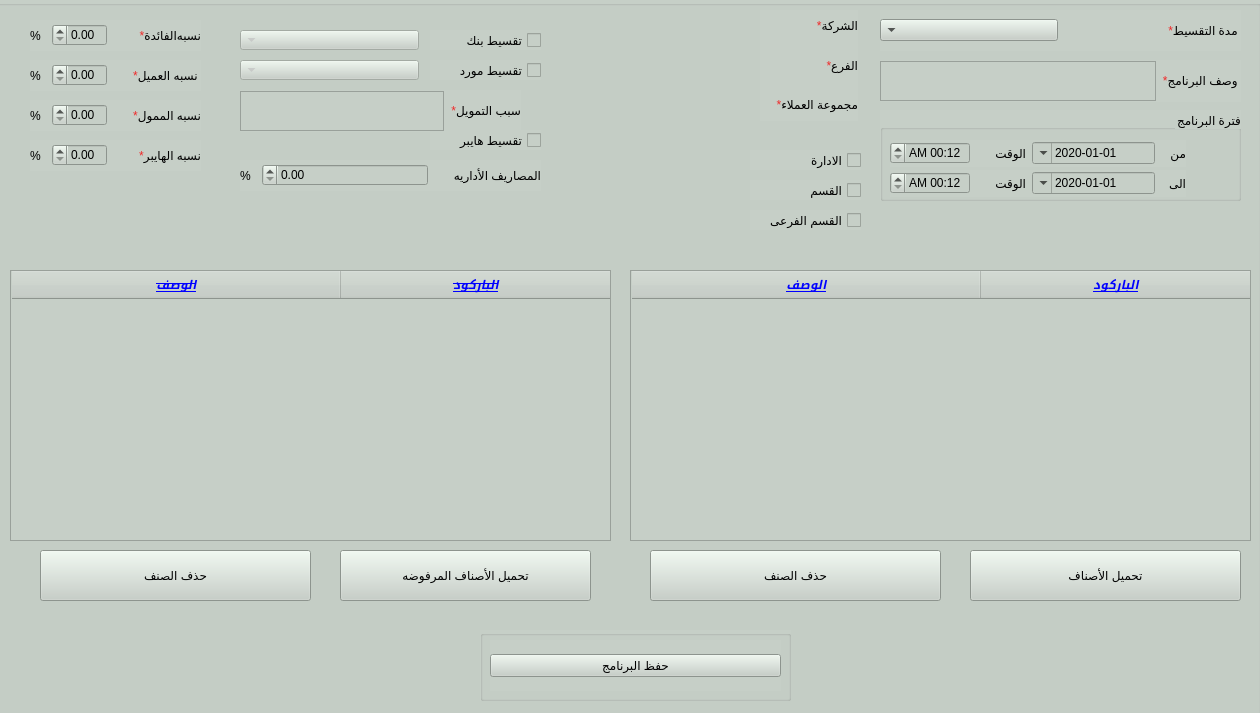
The window that presentation/installment_ui/Installment_create.ui (shymaa123456/HyperPOS2020) describes before a commit, drawn with Qt 5.
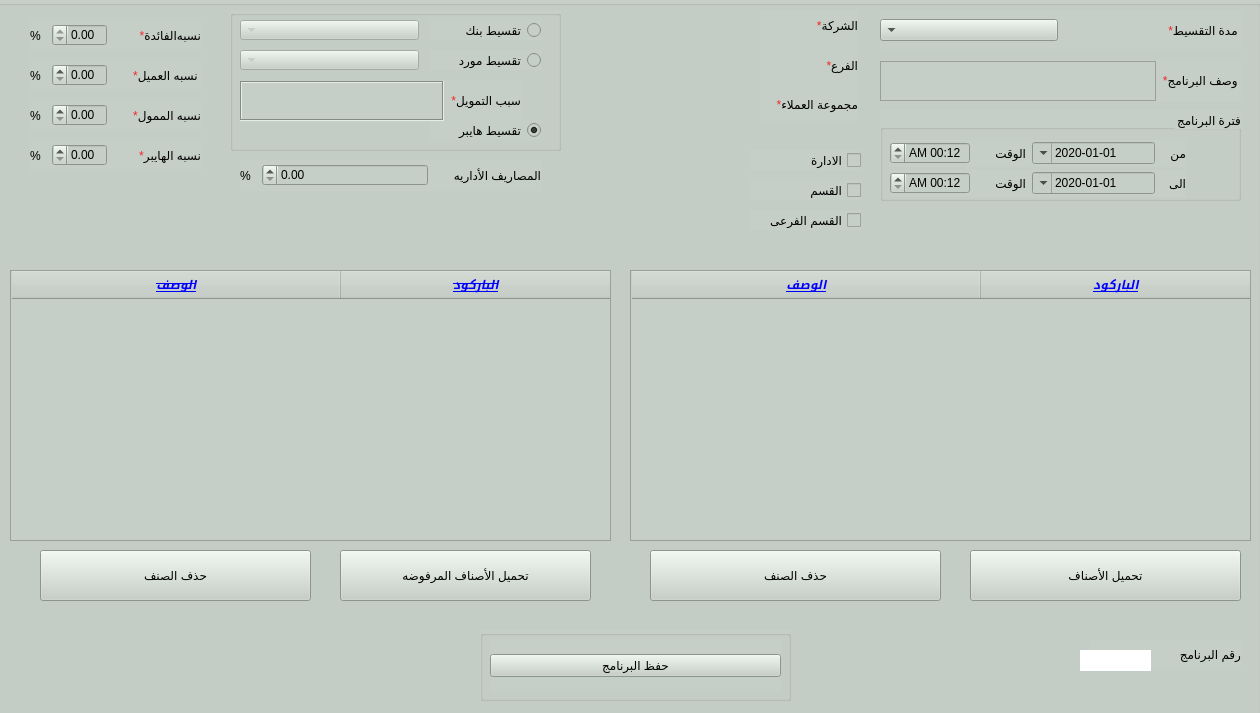
The same window after the commit.

Commit message: Adding validation for save installment program

The edit to the form file:
```diff
--- a/presentation/installment_ui/Installment_create.ui
+++ b/presentation/installment_ui/Installment_create.ui
@@ -554,6 +554,9 @@
      </item>
      <item>
       <widget class="QDoubleSpinBox" name="QDubleSpiner_interestRate">
+       <property name="enabled">
+        <bool>true</bool>
+       </property>
        <property name="maximumSize">
         <size>
          <width>55</width>
@@ -566,6 +569,9 @@
        <property name="styleSheet">
         <string notr="true"/>
        </property>
+       <property name="readOnly">
+        <bool>true</bool>
+       </property>
        <property name="minimum">
         <double>0.000000000000000</double>
        </property>
@@ -1011,139 +1017,6 @@
      <string>حذف الصنف</string>
     </property>
    </widget>
-   <widget class="QCheckBox" name="checkBox_bank">
-    <property name="geometry">
-     <rect>
-      <x>540</x>
-      <y>30</y>
-      <width>111</width>
-      <height>20</height>
-     </rect>
-    </property>
-    <property name="layoutDirection">
-     <enum>Qt::RightToLeft</enum>
-    </property>
-    <property name="text">
-     <string>تقسيط بنك</string>
-    </property>
-   </widget>
-   <widget class="QCheckBox" name="checkBox_hyperone">
-    <property name="geometry">
-     <rect>
-      <x>540</x>
-      <y>130</y>
-      <width>111</width>
-      <height>20</height>
-     </rect>
-    </property>
-    <property name="layoutDirection">
-     <enum>Qt::RightToLeft</enum>
-    </property>
-    <property name="text">
-     <string>تقسيط هايبر</string>
-    </property>
-   </widget>
-   <widget class="QCheckBox" name="checkBox_vendor">
-    <property name="geometry">
-     <rect>
-      <x>540</x>
-      <y>60</y>
-      <width>111</width>
-      <height>20</height>
-     </rect>
-    </property>
-    <property name="layoutDirection">
-     <enum>Qt::RightToLeft</enum>
-    </property>
-    <property name="text">
-     <string>تقسيط مورد</string>
-    </property>
-   </widget>
-   <widget class="QComboBox" name="Qcombo_bank">
-    <property name="enabled">
-     <bool>false</bool>
-    </property>
-    <property name="geometry">
-     <rect>
-      <x>350</x>
-      <y>30</y>
-      <width>179</width>
-      <height>20</height>
-     </rect>
-    </property>
-    <property name="layoutDirection">
-     <enum>Qt::RightToLeft</enum>
-    </property>
-   </widget>
-   <widget class="QComboBox" name="Qcombo_vendor">
-    <property name="enabled">
-     <bool>false</bool>
-    </property>
-    <property name="geometry">
-     <rect>
-      <x>350</x>
-      <y>60</y>
-      <width>179</width>
-      <height>20</height>
-     </rect>
-    </property>
-    <property name="layoutDirection">
-     <enum>Qt::RightToLeft</enum>
-    </property>
-   </widget>
-   <widget class="QWidget" name="horizontalLayoutWidget_3">
-    <property name="geometry">
-     <rect>
-      <x>350</x>
-      <y>90</y>
-      <width>281</width>
-      <height>42</height>
-     </rect>
-    </property>
-    <layout class="QHBoxLayout" name="horizontalLayout_5">
-     <item>
-      <widget class="QTextEdit" name="QTEdit_sponsorReason">
-       <property name="minimumSize">
-        <size>
-         <width>40</width>
-         <height>0</height>
-        </size>
-       </property>
-       <property name="maximumSize">
-        <size>
-         <width>16777215</width>
-         <height>40</height>
-        </size>
-       </property>
-      </widget>
-     </item>
-     <item>
-      <widget class="QLabel" name="label_24">
-       <property name="maximumSize">
-        <size>
-         <width>9000</width>
-         <height>167</height>
-        </size>
-       </property>
-       <property name="layoutDirection">
-        <enum>Qt::RightToLeft</enum>
-       </property>
-       <property name="text">
-        <string>&lt;html&gt;&lt;head/&gt;&lt;body&gt;&lt;p align=&quot;right&quot;&gt;&lt;span style=&quot; color:#ef2929;&quot;&gt;*&lt;/span&gt;سبب التمويل&lt;/p&gt;&lt;/body&gt;&lt;/html&gt;</string>
-       </property>
-       <property name="scaledContents">
-        <bool>false</bool>
-       </property>
-       <property name="margin">
-        <number>0</number>
-       </property>
-       <property name="indent">
-        <number>-1</number>
-       </property>
-      </widget>
-     </item>
-    </layout>
-   </widget>
    <widget class="QWidget" name="layoutWidget_5">
     <property name="geometry">
      <rect>
@@ -1349,6 +1222,217 @@
      <string>القسم الفرعى</string>
     </property>
    </widget>
+   <widget class="QGroupBox" name="groupBox_4">
+    <property name="enabled">
+     <bool>true</bool>
+    </property>
+    <property name="geometry">
+     <rect>
+      <x>340</x>
+      <y>10</y>
+      <width>331</width>
+      <height>141</height>
+     </rect>
+    </property>
+    <property name="layoutDirection">
+     <enum>Qt::RightToLeft</enum>
+    </property>
+    <property name="title">
+     <string/>
+    </property>
+    <widget class="QRadioButton" name="RBTN_hyperone">
+     <property name="geometry">
+      <rect>
+       <x>200</x>
+       <y>110</y>
+       <width>111</width>
+       <height>20</height>
+      </rect>
+     </property>
+     <property name="layoutDirection">
+      <enum>Qt::RightToLeft</enum>
+     </property>
+     <property name="text">
+      <string>تقسيط هايبر</string>
+     </property>
+     <property name="checked">
+      <bool>true</bool>
+     </property>
+    </widget>
+    <widget class="QComboBox" name="Qcombo_vendor">
+     <property name="enabled">
+      <bool>false</bool>
+     </property>
+     <property name="geometry">
+      <rect>
+       <x>10</x>
+       <y>40</y>
+       <width>179</width>
+       <height>20</height>
+      </rect>
+     </property>
+     <property name="layoutDirection">
+      <enum>Qt::RightToLeft</enum>
+     </property>
+    </widget>
+    <widget class="QWidget" name="horizontalLayoutWidget_3">
+     <property name="geometry">
+      <rect>
+       <x>10</x>
+       <y>70</y>
+       <width>281</width>
+       <height>42</height>
+      </rect>
+     </property>
+     <layout class="QHBoxLayout" name="horizontalLayout_5">
+      <item>
+       <widget class="QLabel" name="label_24">
+        <property name="maximumSize">
+         <size>
+          <width>9000</width>
+          <height>167</height>
+         </size>
+        </property>
+        <property name="layoutDirection">
+         <enum>Qt::RightToLeft</enum>
+        </property>
+        <property name="text">
+         <string>&lt;html&gt;&lt;head/&gt;&lt;body&gt;&lt;p align=&quot;right&quot;&gt;&lt;span style=&quot; color:#ef2929;&quot;&gt;*&lt;/span&gt;سبب التمويل&lt;/p&gt;&lt;/body&gt;&lt;/html&gt;</string>
+        </property>
+        <property name="scaledContents">
+         <bool>false</bool>
+        </property>
+        <property name="margin">
+         <number>0</number>
+        </property>
+        <property name="indent">
+         <number>-1</number>
+        </property>
+       </widget>
+      </item>
+      <item>
+       <widget class="QTextEdit" name="QTEdit_sponsorReason">
+        <property name="enabled">
+         <bool>false</bool>
+        </property>
+        <property name="minimumSize">
+         <size>
+          <width>40</width>
+          <height>0</height>
+         </size>
+        </property>
+        <property name="maximumSize">
+         <size>
+          <width>16777215</width>
+          <height>40</height>
+         </size>
+        </property>
+        <property name="frameShape">
+         <enum>QFrame::Box</enum>
+        </property>
+       </widget>
+      </item>
+     </layout>
+    </widget>
+    <widget class="QRadioButton" name="RBTN_vendor">
+     <property name="geometry">
+      <rect>
+       <x>200</x>
+       <y>40</y>
+       <width>111</width>
+       <height>20</height>
+      </rect>
+     </property>
+     <property name="layoutDirection">
+      <enum>Qt::RightToLeft</enum>
+     </property>
+     <property name="text">
+      <string>تقسيط مورد</string>
+     </property>
+    </widget>
+    <widget class="QComboBox" name="Qcombo_bank">
+     <property name="enabled">
+      <bool>false</bool>
+     </property>
+     <property name="geometry">
+      <rect>
+       <x>10</x>
+       <y>10</y>
+       <width>179</width>
+       <height>20</height>
+      </rect>
+     </property>
+     <property name="layoutDirection">
+      <enum>Qt::RightToLeft</enum>
+     </property>
+    </widget>
+    <widget class="QRadioButton" name="RBTN_bank">
+     <property name="geometry">
+      <rect>
+       <x>200</x>
+       <y>10</y>
+       <width>111</width>
+       <height>20</height>
+      </rect>
+     </property>
+     <property name="layoutDirection">
+      <enum>Qt::RightToLeft</enum>
+     </property>
+     <property name="text">
+      <string>تقسيط بنك</string>
+     </property>
+     <property name="checked">
+      <bool>false</bool>
+     </property>
+    </widget>
+   </widget>
+   <widget class="QLabel" name="label_10">
+    <property name="geometry">
+     <rect>
+      <x>1200</x>
+      <y>640</y>
+      <width>151</width>
+      <height>29</height>
+     </rect>
+    </property>
+    <property name="maximumSize">
+     <size>
+      <width>10000</width>
+      <height>16777215</height>
+     </size>
+    </property>
+    <property name="layoutDirection">
+     <enum>Qt::RightToLeft</enum>
+    </property>
+    <property name="text">
+     <string>رقم البرنامج</string>
+    </property>
+    <property name="scaledContents">
+     <bool>false</bool>
+    </property>
+    <property name="margin">
+     <number>0</number>
+    </property>
+    <property name="indent">
+     <number>-1</number>
+    </property>
+   </widget>
+   <widget class="QLabel" name="QL_lastInstallmentNO">
+    <property name="geometry">
+     <rect>
+      <x>1190</x>
+      <y>650</y>
+      <width>71</width>
+      <height>21</height>
+     </rect>
+    </property>
+    <property name="styleSheet">
+     <string notr="true">background-color: rgb(255, 255, 255);</string>
+    </property>
+    <property name="text">
+     <string/>
+    </property>
+   </widget>
   </widget>
  </widget>
  <resources/>
```
Left out of the diff: 4 changed lines with no effect on the pictures. The commit also changes 4 other files.
